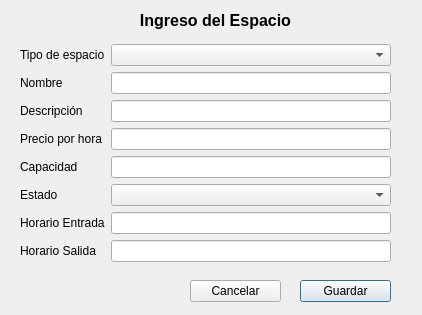
The window that agregarespaciowindow.ui (stsewd/polideportivo) describes before a commit, drawn with Qt 5.
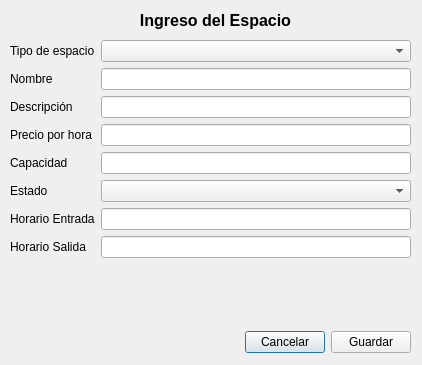
The same window after the commit.

Diff of the .ui file:
```diff
--- a/agregarespaciowindow.ui
+++ b/agregarespaciowindow.ui
@@ -7,22 +7,47 @@
     <x>0</x>
     <y>0</y>
     <width>422</width>
-    <height>315</height>
+    <height>365</height>
    </rect>
   </property>
   <property name="windowTitle">
    <string>Dialog</string>
   </property>
-  <widget class="QWidget" name="formLayoutWidget">
+  <widget class="QLabel" name="label_8">
    <property name="geometry">
     <rect>
-     <x>20</x>
-     <y>44</y>
-     <width>371</width>
-     <height>226</height>
+     <x>100</x>
+     <y>10</y>
+     <width>231</width>
+     <height>21</height>
     </rect>
    </property>
+   <property name="text">
+    <string>&lt;html&gt;&lt;head/&gt;&lt;body&gt;&lt;p align=&quot;center&quot;&gt;&lt;span style=&quot; font-size:12pt; font-weight:600;&quot;&gt;Ingreso del Espacio&lt;/span&gt;&lt;/p&gt;&lt;/body&gt;&lt;/html&gt;</string>
+   </property>
+  </widget>
+  <widget class="QWidget" name="">
+   <property name="geometry">
+    <rect>
+     <x>10</x>
+     <y>40</y>
+     <width>401</width>
+     <height>313</height>
+    </rect>
+   </property>
+   <layout class="QVBoxLayout" name="verticalLayout">
+    <item>
    <layout class="QFormLayout" name="formLayout">
+      <item row="1" column="0">
+       <widget class="QLabel" name="label_9">
+        <property name="text">
+         <string>Tipo de espacio</string>
+        </property>
+       </widget>
+      </item>
+      <item row="1" column="1">
+       <widget class="QComboBox" name="cmbTipo"/>
+      </item>
     <item row="2" column="0">
      <widget class="QLabel" name="label">
       <property name="text">
@@ -93,56 +118,40 @@
     <item row="8" column="1">
      <widget class="QLineEdit" name="txtHorarioSalida"/>
     </item>
-    <item row="1" column="0">
-     <widget class="QLabel" name="label_9">
-      <property name="text">
-       <string>Tipo de espacio</string>
-      </property>
-     </widget>
-    </item>
-    <item row="1" column="1">
-     <widget class="QComboBox" name="cmbTipo"/>
-    </item>
-   </layout>
-  </widget>
-  <widget class="QPushButton" name="btnGuardar">
-   <property name="geometry">
-    <rect>
-     <x>300</x>
-     <y>280</y>
-     <width>91</width>
-     <height>22</height>
-    </rect>
-   </property>
-   <property name="text">
-    <string>Guardar</string>
-   </property>
-  </widget>
+     </layout>
+    </item>
+    <item>
+     <layout class="QHBoxLayout" name="horizontalLayout_2">
+      <item>
+       <spacer name="horizontalSpacer">
+        <property name="orientation">
+         <enum>Qt::Horizontal</enum>
+        </property>
+        <property name="sizeHint" stdset="0">
+         <size>
+          <width>40</width>
+          <height>20</height>
+         </size>
+        </property>
+       </spacer>
+      </item>
+      <item>
   <widget class="QPushButton" name="btnCancelar">
-   <property name="geometry">
-    <rect>
-     <x>190</x>
-     <y>280</y>
-     <width>91</width>
-     <height>22</height>
-    </rect>
-   </property>
    <property name="text">
     <string>Cancelar</string>
    </property>
   </widget>
-  <widget class="QLabel" name="label_8">
-   <property name="geometry">
-    <rect>
-     <x>100</x>
-     <y>10</y>
-     <width>231</width>
-     <height>21</height>
-    </rect>
-   </property>
+      </item>
+      <item>
+       <widget class="QPushButton" name="btnGuardar">
    <property name="text">
-    <string>&lt;html&gt;&lt;head/&gt;&lt;body&gt;&lt;p align=&quot;center&quot;&gt;&lt;span style=&quot; font-size:12pt; font-weight:600;&quot;&gt;Ingreso del Espacio&lt;/span&gt;&lt;/p&gt;&lt;/body&gt;&lt;/html&gt;</string>
-   </property>
+         <string>Guardar</string>
+        </property>
+       </widget>
+      </item>
+     </layout>
+    </item>
+   </layout>
   </widget>
  </widget>
  <resources/>
```
Lines whose indentation alone changed are shown as unchanged.
